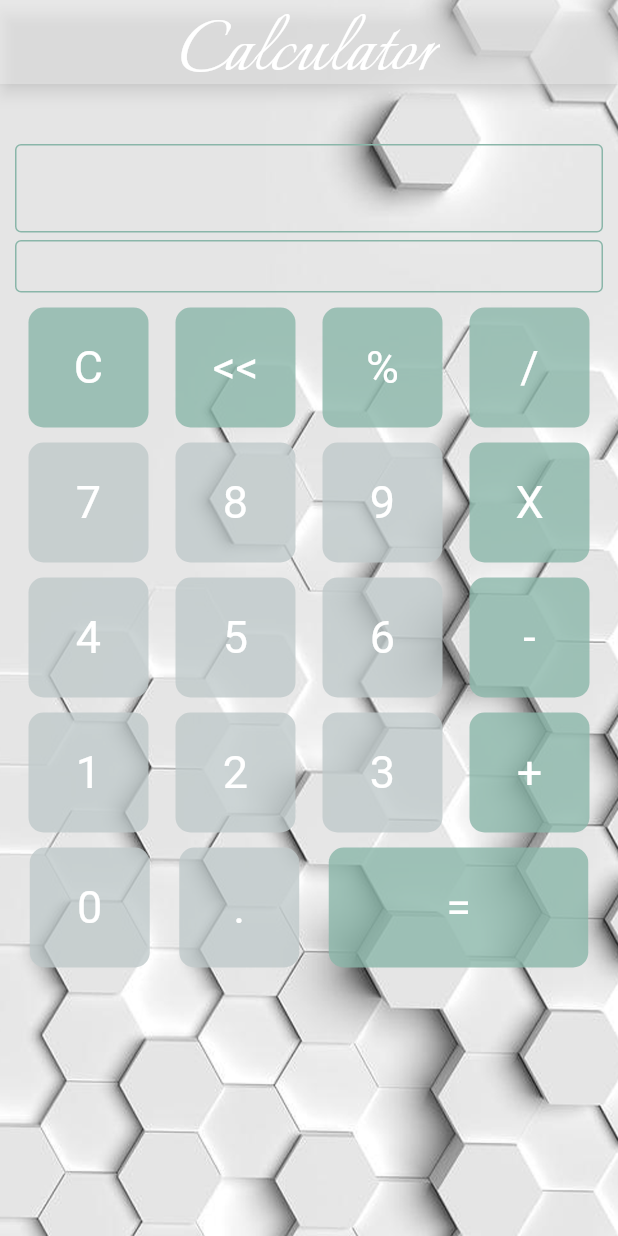
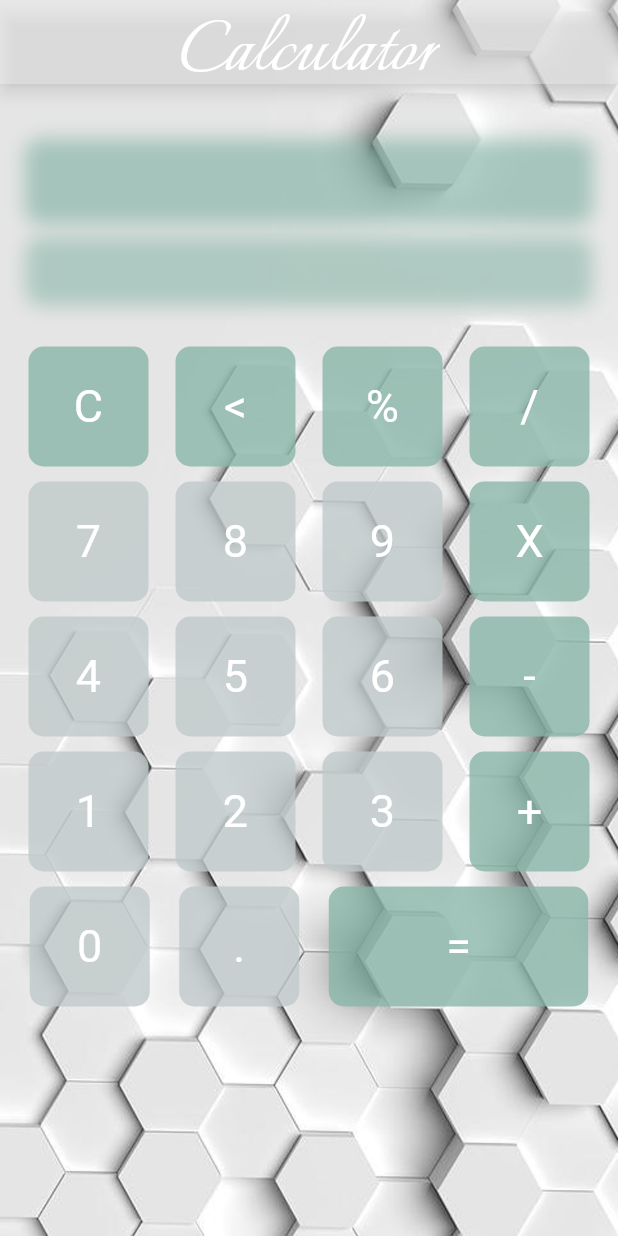
Before and after one commit to denissavishchev/caclulator, a Flutter app: the screen it shows after launch, on a phone screen of 412 x 824 dp. Run offline on Flutter 3.47's test engine with Material 2 defaults, Android fonts, the phone set to English and light mode, and no system bars.

Commit message:
Add files via upload

```diff
--- a/lib/main.dart
+++ b/lib/main.dart
@@ -10,27 +10,69 @@ void main() {
 class CalculatorApp extends StatefulWidget {
   const CalculatorApp({Key? key}) : super(key: key);
 
+
+
   @override
   State<CalculatorApp> createState() => _CalculatorAppState();
 }
 
 class _CalculatorAppState extends State<CalculatorApp> {
 
-  numberPressed(int number) {
-    print(number);
+  int firstNum = 0;
+  int secondNum = 0;
+  String result = '';
+  String textToDisplay = '';
+  String operation = '';
+  String history = '';
+
+
+  buttonPressed(String btnValue) {
+    print(btnValue);
+
+      if (btnValue == 'C'){
+        firstNum = 0;
+        secondNum = 0;
+        result = '';
+        history = '';
+      }
+      else if (btnValue == '+' ||
+                btnValue == '-' ||
+                btnValue == 'X' ||
+                btnValue == '/') {
+        firstNum = int.parse(textToDisplay);
+        result = '';
+        operation = btnValue;
+      }
+      else if (btnValue == '<') {
+        result = textToDisplay.substring(0, textToDisplay.length - 1);
+      }
+      else if (btnValue == '=') {
+        secondNum = int.parse(textToDisplay);
+        if (operation == '+') {
+          result = (firstNum + secondNum).toString();
+          history = firstNum.toString() + operation.toString() + secondNum.toString();
+        }
+        if (operation == '-') {
+          result = (firstNum - secondNum).toString();
+          history = firstNum.toString() + operation.toString() + secondNum.toString();
+        }
+        if (operation == 'X') {
+          result = (firstNum * secondNum).toString();
+          history = firstNum.toString() + operation.toString() + secondNum.toString();
+        }
+        if (operation == '/') {
+          result = (firstNum / secondNum).toString();
+          history = firstNum.toString() + operation.toString() + secondNum.toString();
+        }
+      }else {
+        result = int.parse(textToDisplay + btnValue).toString();
+      }
+      setState(() {
+        textToDisplay = result;
+      });
   }
 
-  operatorPressed(String operator) {
-    print(operator);
-  }
 
-  result() {
-    print('result');
-  }
-
-  clear() {
-    print('Clear');
-  }
 
   @override
   Widget build(BuildContext context) {
@@ -67,75 +109,96 @@ class _CalculatorAppState extends State<CalculatorApp> {
               margin: const EdgeInsets.symmetric(horizontal: 10.0),
               child: Column(children: <Widget>[
                 const SizedBox(height: 40,),
-                const TextField(
-                  enabled: false,
-                  textAlign: TextAlign.right,
-                  decoration: InputDecoration(
-                    disabledBorder: OutlineInputBorder(
-                        borderSide: BorderSide(
-                      color: otherButtonsColor,
-                    ),),
-                    // labelText: 'Result'
+                Container(
+                  margin: const EdgeInsets.symmetric(horizontal: 10.0),
+                  alignment: Alignment.centerRight,
+                  width: double.infinity,
+                  height: 50,
+                  decoration:  BoxDecoration(
+                    borderRadius: const BorderRadius.all(Radius.circular(10)),
+                    boxShadow: [
+                      BoxShadow(
+                          color: otherButtonsColor.withOpacity(0.7),
+                          spreadRadius: 3,
+                          blurRadius: 10,
+                          offset: Offset(0, 0)),
+                    ],
+                  ),
+                  child: Text(
+                   '$textToDisplay',
+                    textAlign: TextAlign.right,
+                    style: TextStyle(fontSize: 30,
+                    color: Colors.white),
+               ),
+                ),
+                const SizedBox(height: 15,),
+                Container(
+                  margin: const EdgeInsets.symmetric(horizontal: 10.0),
+                  alignment: Alignment.centerRight,
+                  width: double.infinity,
+                  height: 40,
+                  decoration:  BoxDecoration(
+                    borderRadius: const BorderRadius.all(Radius.circular(10)),
+                    boxShadow: [
+                      BoxShadow(
+                          color: otherButtonsColor.withOpacity(0.6),
+                          spreadRadius: 3,
+                          blurRadius: 10,
+                          offset: Offset(0, 0)),
+                    ],
+                  ),
+                  child: Text(
+                    '$history',
+                    textAlign: TextAlign.right,
+                    style: const TextStyle(fontSize: 20,
+                        color: Colors.white)
                   ),
                 ),
-                const SizedBox(height: 5,),
-                const TextField(
-                  enabled: false,
-                  decoration: InputDecoration(
-                    disabledBorder: OutlineInputBorder(
-                      borderSide: BorderSide(
-                        color: otherButtonsColor,
-                      )
-                    ),
-                    isDense: true,
-                    contentPadding: EdgeInsets.all(8),
-                  ),
-                ),
-                const SizedBox(height: 10,),
+                const SizedBox(height: 30,),
                 Row(
                   mainAxisAlignment: MainAxisAlignment.spaceAround,
                   children: <Widget>[
-                  CalcButton(child: ButtonText(text: 'C', color: Colors.white,), onTap: clear, backgroundColor: otherButtonsColor,),
-                  CalcButton(child: ButtonText(text: '<<', color: Colors.white,), onTap: () => operatorPressed('<<'), backgroundColor: otherButtonsColor,),
-                  CalcButton(child: ButtonText(text: '%', color: Colors.white,), onTap: () => operatorPressed('%'), backgroundColor: otherButtonsColor,),
-                  CalcButton(child: ButtonText(text: '/', color: Colors.white,), onTap: () => operatorPressed('/'), backgroundColor: otherButtonsColor,),
+                  CalcButton(child: ButtonText(text: 'C', color: Colors.white,), onTap: () => buttonPressed('C'), backgroundColor: otherButtonsColor,),
+                  CalcButton(child: ButtonText(text: '<', color: Colors.white,), onTap: () => buttonPressed('<'), backgroundColor: otherButtonsColor,),
+                  CalcButton(child: ButtonText(text: '%', color: Colors.white,), onTap: () => buttonPressed('%'), backgroundColor: otherButtonsColor,),
+                  CalcButton(child: ButtonText(text: '/', color: Colors.white,), onTap: () => buttonPressed('/'), backgroundColor: otherButtonsColor,),
                 ],),
                 const SizedBox(height: 10,),
                 Row(
                   mainAxisAlignment: MainAxisAlignment.spaceAround,
                   children: <Widget>[
-                  CalcButton(child: ButtonText(text: '7'), onTap: () => numberPressed(7)),
-                  CalcButton(child: ButtonText(text: '8'), onTap: () => numberPressed(8)),
-                  CalcButton(child: ButtonText(text: '9'), onTap: () => numberPressed(9)),
-                  CalcButton(child: ButtonText(text: 'X', color: Colors.white,), onTap: () => operatorPressed('*'), backgroundColor: otherButtonsColor,),
+                  CalcButton(child: ButtonText(text: '7'), onTap: () => buttonPressed('7')),
+                  CalcButton(child: ButtonText(text: '8'), onTap: () => buttonPressed('8')),
+                  CalcButton(child: ButtonText(text: '9'), onTap: () => buttonPressed('9')),
+                  CalcButton(child: ButtonText(text: 'X', color: Colors.white,), onTap: () => buttonPressed('X'), backgroundColor: otherButtonsColor,),
                   ],),
                 const SizedBox(height: 10,),
                 Row(
                   mainAxisAlignment: MainAxisAlignment.spaceAround,
                   children: <Widget>[
-                  CalcButton(child: ButtonText(text: '4'), onTap: () => numberPressed(4)),
-                  CalcButton(child: ButtonText(text: '5'), onTap: () => numberPressed(5)),
-                  CalcButton(child: ButtonText(text: '6'), onTap: () => numberPressed(6)),
-                  CalcButton(child: ButtonText(text: '-', color: Colors.white,), onTap: () => operatorPressed('-'), backgroundColor: otherButtonsColor,),
+                  CalcButton(child: ButtonText(text: '4'), onTap: () => buttonPressed('4')),
+                  CalcButton(child: ButtonText(text: '5'), onTap: () => buttonPressed('5')),
+                  CalcButton(child: ButtonText(text: '6'), onTap: () => buttonPressed('6')),
+                  CalcButton(child: ButtonText(text: '-', color: Colors.white,), onTap: () => buttonPressed('-'), backgroundColor: otherButtonsColor,),
                   ],),
                 const SizedBox(height: 10,),
                 Row(
                   mainAxisAlignment: MainAxisAlignment.spaceAround,
                   children: <Widget>[
-                  CalcButton(child: ButtonText(text: '1'), onTap: () => numberPressed(1)),
-                  CalcButton(child: ButtonText(text: '2'), onTap: () => numberPressed(2)),
-                  CalcButton(child: ButtonText(text: '3'), onTap: () => numberPressed(3)),
-                  CalcButton(child: ButtonText(text: '+', color: Colors.white,), onTap: () => operatorPressed('+'), backgroundColor: otherButtonsColor,),
+                  CalcButton(child: ButtonText(text: '1'), onTap: () => buttonPressed('1')),
+                  CalcButton(child: ButtonText(text: '2'), onTap: () => buttonPressed('2')),
+                  CalcButton(child: ButtonText(text: '3'), onTap: () => buttonPressed('3')),
+                  CalcButton(child: ButtonText(text: '+', color: Colors.white,), onTap: () => buttonPressed('+'), backgroundColor: otherButtonsColor,),
                   ],),
                 const SizedBox(height: 10,),
                 Row(
                   mainAxisAlignment: MainAxisAlignment.spaceAround,
                   children: <Widget>[
-                    CalcButton(child: ButtonText(text: '0'), onTap: () => numberPressed(0)),
-                    CalcButton(child: ButtonText(text: '.'), onTap: () => operatorPressed('.')),
+                    CalcButton(child: ButtonText(text: '0'), onTap: () => buttonPressed('0')),
+                    CalcButton(child: ButtonText(text: '.'), onTap: () => buttonPressed('.')),
                     SizedBox(height: 80,child:
                       CalcButton(child: ButtonText(text: '=', color: Colors.white,),
-                        onTap: result, backgroundColor: otherButtonsColor, size: 173,),),
+                        onTap: () => buttonPressed('='), backgroundColor: otherButtonsColor, size: 173,),),
                   ],)
               ],),
             ),
```
